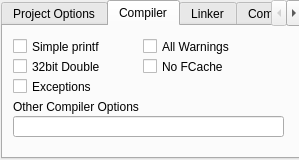
This is propside/project.ui in parallaxinc/SimpleIDE as Qt 5 draws it before an edit. The edited form follows.
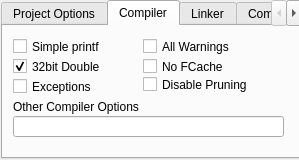
This is the edited form. The open tabs and pages were chosen to show the change. Icons and pictures are not drawn.

Commit message: Add Enable Code/Data GC sections by default. Project option Disable Pruning will turn it off.

Diff of the .ui file:
```diff
--- a/propside/project.ui
+++ b/propside/project.ui
@@ -274,6 +274,9 @@
      <property name="text">
       <string>32bit Double</string>
      </property>
+     <property name="checked">
+      <bool>true</bool>
+     </property>
     </widget>
     <widget class="QLabel" name="labelOtherCompiler">
      <property name="geometry">
@@ -288,6 +291,22 @@
       <string>Other Compiler Options</string>
      </property>
     </widget>
+    <widget class="QCheckBox" name="checkBoxDisableGc">
+     <property name="geometry">
+      <rect>
+       <x>140</x>
+       <y>50</y>
+       <width>121</width>
+       <height>17</height>
+      </rect>
+     </property>
+     <property name="toolTip">
+      <string>Disable pruning of unused function code and data sections.</string>
+     </property>
+     <property name="text">
+      <string>Disable Pruning</string>
+     </property>
+    </widget>
    </widget>
    <widget class="QWidget" name="LinkerOptions">
     <attribute name="title">
```
Left out of the diff: 26 changed lines with no effect on the pictures. The commit also changes 3 other files.
